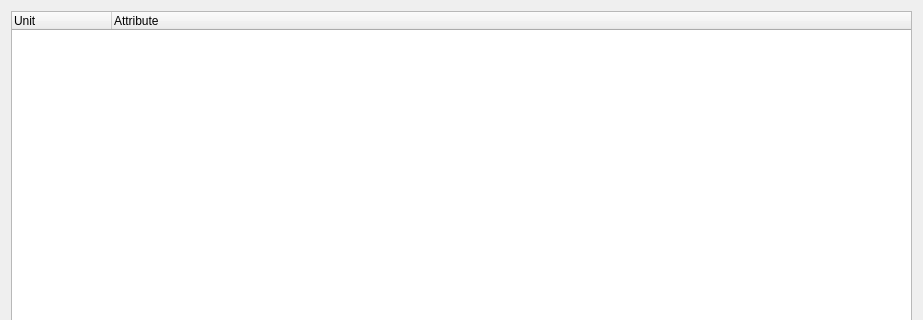
First picture: the form in SubWidget/cfglookunit.ui, repository RoadRover-AutoTest/QtDemo, before the edit; both pictures show x 0 to 923 and y 0 to 320 of the 923 by 597 pixel window.
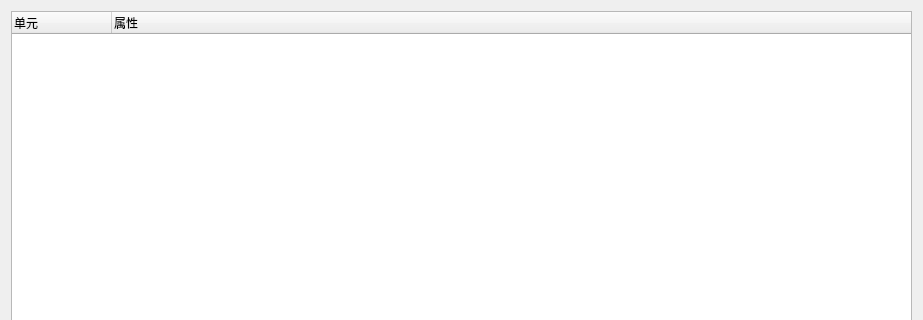
Second picture: the form after the edit.

```diff
--- a/SubWidget/cfglookunit.ui
+++ b/SubWidget/cfglookunit.ui
@@ -21,12 +21,12 @@
      </property>
      <column>
       <property name="text">
-       <string>Unit</string>
+       <string>单元</string>
       </property>
      </column>
      <column>
       <property name="text">
-       <string>Attribute</string>
+       <string>属性</string>
       </property>
      </column>
     </widget>
```
